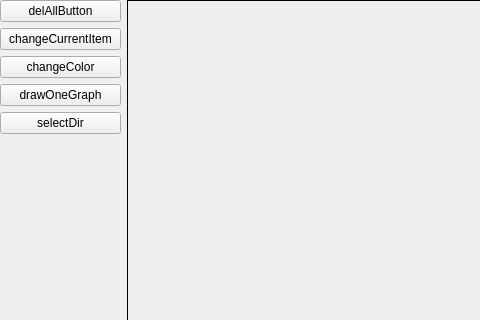
The window that GUI/Qt/UGraphWidget.ui (aicommunity/Rdk) describes before a commit, drawn with Qt 5; both pictures show x 0 to 480 and y 0 to 320 of the 733 by 560 pixel window.
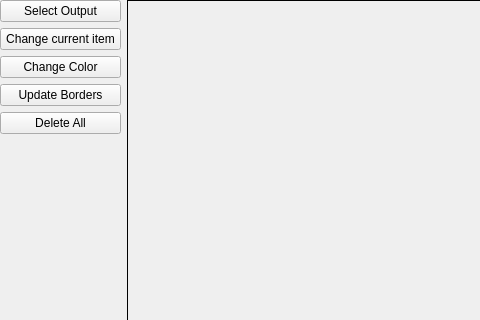
The same window after the commit.

Diff of the .ui file:
```diff
--- a/GUI/Qt/UGraphWidget.ui
+++ b/GUI/Qt/UGraphWidget.ui
@@ -31,37 +31,37 @@
      <item>
       <layout class="QVBoxLayout" name="verticalLayout">
        <item>
-        <widget class="QPushButton" name="delAllButton">
+        <widget class="QPushButton" name="selectDir">
          <property name="text">
-          <string>delAllButton</string>
+          <string>Select Output</string>
          </property>
         </widget>
        </item>
        <item>
         <widget class="QPushButton" name="changeCurrentItem">
          <property name="text">
-          <string>changeCurrentItem</string>
+          <string>Change сurrent item</string>
          </property>
         </widget>
        </item>
        <item>
         <widget class="QPushButton" name="changeColor">
          <property name="text">
-          <string>changeColor</string>
+          <string>Change Color</string>
          </property>
         </widget>
        </item>
        <item>
         <widget class="QPushButton" name="drawOneGraph">
          <property name="text">
-          <string>drawOneGraph</string>
+          <string>Update Borders</string>
          </property>
         </widget>
        </item>
        <item>
-        <widget class="QPushButton" name="selectDir">
+        <widget class="QPushButton" name="delAllButton">
          <property name="text">
-          <string>selectDir</string>
+          <string>Delete All</string>
          </property>
         </widget>
        </item>
```
Left out of the diff: 6 changed lines with no effect on the pictures.
